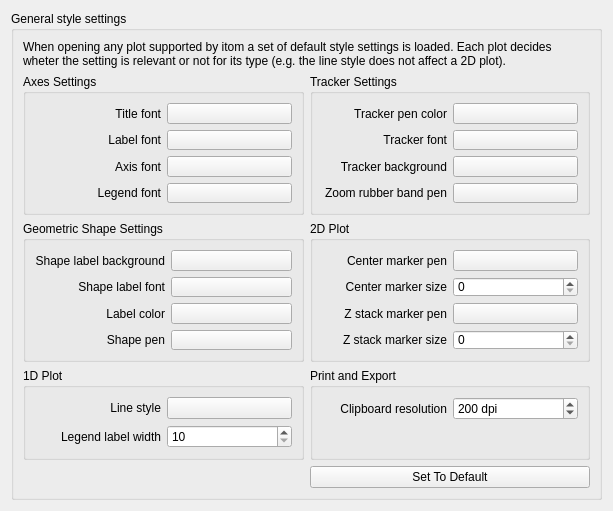
This is Qitom/ui/widgetPropGeneralPlotSettings.ui in itom-project/itom as Qt 5 draws it before an edit. The edited form follows.
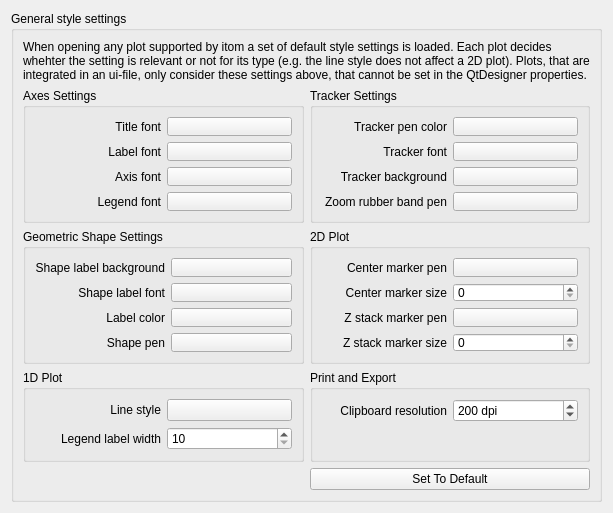
This is the edited form. Custom widgets are drawn as their Qt base class.

Commit message: widgetPropGeneralPlotSettings: description text changed

What changed in the file:
```diff
--- a/Qitom/ui/widgetPropGeneralPlotSettings.ui
+++ b/Qitom/ui/widgetPropGeneralPlotSettings.ui
@@ -7,63 +7,105 @@
     <x>0</x>
     <y>0</y>
     <width>613</width>
-    <height>483</height>
+    <height>513</height>
    </rect>
   </property>
   <property name="windowTitle">
    <string>Form</string>
   </property>
   <layout class="QGridLayout" name="gridLayout">
-   <item row="5" column="0">
-    <spacer name="verticalSpacer">
-     <property name="orientation">
-      <enum>Qt::Vertical</enum>
-     </property>
-     <property name="sizeHint" stdset="0">
-      <size>
-       <width>20</width>
-       <height>40</height>
-      </size>
-     </property>
-    </spacer>
-   </item>
    <item row="2" column="0">
     <widget class="QGroupBox" name="groupBox">
      <property name="title">
       <string>General style settings </string>
      </property>
-     <layout class="QGridLayout" name="gridLayout_2">
-      <item row="0" column="0" colspan="2">
+     <layout class="QVBoxLayout" name="verticalLayout">
+      <item>
        <widget class="QLabel" name="label_12">
+        <property name="sizePolicy">
+         <sizepolicy hsizetype="Preferred" vsizetype="Preferred">
+          <horstretch>0</horstretch>
+          <verstretch>0</verstretch>
+         </sizepolicy>
+        </property>
+        <property name="minimumSize">
+         <size>
+          <width>0</width>
+          <height>0</height>
+         </size>
+        </property>
         <property name="text">
-         <string>When opening any plot supported by itom a set of default style settings is loaded. Each plot decides wheter the setting is relevant or not for its type (e.g. the line style does not affect a 2D plot).</string>
+         <string>When opening any plot supported by itom a set of default style settings is loaded. Each plot decides whehter the setting is relevant or not for its type (e.g. the line style does not affect a 2D plot). Plots, that are integrated in an ui-file, only consider these settings above, that cannot be set in the QtDesigner properties.</string>
         </property>
         <property name="wordWrap">
          <bool>true</bool>
         </property>
        </widget>
       </item>
-      <item row="4" column="0">
-       <spacer name="verticalSpacer_2">
-        <property name="orientation">
-         <enum>Qt::Vertical</enum>
-        </property>
-        <property name="sizeHint" stdset="0">
-         <size>
-          <width>20</width>
-          <height>40</height>
-         </size>
-        </property>
-       </spacer>
-      </item>
-      <item row="4" column="1">
-       <widget class="QPushButton" name="defaultBtn">
+      <item>
+       <layout class="QGridLayout" name="gridLayout_2">
+        <item row="0" column="0">
+         <widget class="QGroupBox" name="groupBox_2">
+          <property name="title">
+           <string>Axes Settings</string>
+          </property>
+          <layout class="QGridLayout" name="gridLayout_3">
+           <item row="1" column="0">
+            <widget class="QLabel" name="label_2">
+             <property name="text">
+              <string>Label font</string>
+             </property>
+             <property name="alignment">
+              <set>Qt::AlignRight|Qt::AlignTrailing|Qt::AlignVCenter</set>
+             </property>
+            </widget>
+           </item>
+           <item row="0" column="1">
+            <widget class="FontButton" name="titleFontBtn"/>
+           </item>
+           <item row="0" column="0">
+            <widget class="QLabel" name="label">
         <property name="text">
-         <string>Set To Default</string>
+              <string>Title font</string>
+             </property>
+             <property name="alignment">
+              <set>Qt::AlignRight|Qt::AlignTrailing|Qt::AlignVCenter</set>
+             </property>
+            </widget>
+           </item>
+           <item row="2" column="1">
+            <widget class="FontButton" name="axisFontBtn"/>
+           </item>
+           <item row="2" column="0">
+            <widget class="QLabel" name="label_3">
+             <property name="text">
+              <string>Axis font</string>
+             </property>
+             <property name="alignment">
+              <set>Qt::AlignRight|Qt::AlignTrailing|Qt::AlignVCenter</set>
         </property>
        </widget>
       </item>
       <item row="1" column="1">
+            <widget class="FontButton" name="labelFontBtn"/>
+           </item>
+           <item row="3" column="0">
+            <widget class="QLabel" name="label_11">
+             <property name="text">
+              <string>Legend font</string>
+             </property>
+             <property name="alignment">
+              <set>Qt::AlignRight|Qt::AlignTrailing|Qt::AlignVCenter</set>
+             </property>
+            </widget>
+           </item>
+           <item row="3" column="1">
+            <widget class="FontButton" name="legendFontBtn"/>
+           </item>
+          </layout>
+         </widget>
+        </item>
+        <item row="0" column="1">
        <widget class="QGroupBox" name="groupBox_4">
         <property name="title">
          <string>Tracker Settings</string>
@@ -132,7 +174,7 @@
         </layout>
        </widget>
       </item>
-      <item row="2" column="0">
+        <item row="1" column="0">
        <widget class="QGroupBox" name="groupBox_3">
         <property name="title">
          <string>Geometric Shape Settings</string>
@@ -201,111 +243,7 @@
         </layout>
        </widget>
       </item>
-      <item row="3" column="0">
-       <widget class="QGroupBox" name="groupBox_6">
-        <property name="title">
-         <string>1D Plot</string>
-        </property>
-        <layout class="QGridLayout" name="gridLayout_7">
-         <item row="0" column="0">
-          <widget class="QLabel" name="label_4">
-           <property name="text">
-            <string>Line style</string>
-           </property>
-           <property name="alignment">
-            <set>Qt::AlignRight|Qt::AlignTrailing|Qt::AlignVCenter</set>
-           </property>
-          </widget>
-         </item>
-         <item row="0" column="1">
-          <widget class="PenCreatorButton" name="lineStyleBtn">
-           <property name="editableColor" stdset="0">
-            <bool>false</bool>
-           </property>
-          </widget>
-         </item>
-         <item row="1" column="0">
-          <widget class="QLabel" name="label_19">
-           <property name="text">
-            <string>Legend label width</string>
-           </property>
-           <property name="alignment">
-            <set>Qt::AlignRight|Qt::AlignTrailing|Qt::AlignVCenter</set>
-           </property>
-          </widget>
-         </item>
          <item row="1" column="1">
-          <widget class="QSpinBox" name="legendLabelWidthSpin">
-           <property name="minimum">
-            <number>10</number>
-           </property>
-          </widget>
-         </item>
-        </layout>
-       </widget>
-      </item>
-      <item row="1" column="0">
-       <widget class="QGroupBox" name="groupBox_2">
-        <property name="title">
-         <string>Axes Settings</string>
-        </property>
-        <layout class="QGridLayout" name="gridLayout_3">
-         <item row="1" column="0">
-          <widget class="QLabel" name="label_2">
-           <property name="text">
-            <string>Label font</string>
-           </property>
-           <property name="alignment">
-            <set>Qt::AlignRight|Qt::AlignTrailing|Qt::AlignVCenter</set>
-           </property>
-          </widget>
-         </item>
-         <item row="0" column="1">
-          <widget class="FontButton" name="titleFontBtn"/>
-         </item>
-         <item row="0" column="0">
-          <widget class="QLabel" name="label">
-           <property name="text">
-            <string>Title font</string>
-           </property>
-           <property name="alignment">
-            <set>Qt::AlignRight|Qt::AlignTrailing|Qt::AlignVCenter</set>
-           </property>
-          </widget>
-         </item>
-         <item row="2" column="1">
-          <widget class="FontButton" name="axisFontBtn"/>
-         </item>
-         <item row="2" column="0">
-          <widget class="QLabel" name="label_3">
-           <property name="text">
-            <string>Axis font</string>
-           </property>
-           <property name="alignment">
-            <set>Qt::AlignRight|Qt::AlignTrailing|Qt::AlignVCenter</set>
-           </property>
-          </widget>
-         </item>
-         <item row="1" column="1">
-          <widget class="FontButton" name="labelFontBtn"/>
-         </item>
-         <item row="3" column="0">
-          <widget class="QLabel" name="label_11">
-           <property name="text">
-            <string>Legend font</string>
-           </property>
-           <property name="alignment">
-            <set>Qt::AlignRight|Qt::AlignTrailing|Qt::AlignVCenter</set>
-           </property>
-          </widget>
-         </item>
-         <item row="3" column="1">
-          <widget class="FontButton" name="legendFontBtn"/>
-         </item>
-        </layout>
-       </widget>
-      </item>
-      <item row="2" column="1">
        <widget class="QGroupBox" name="groupBox_5">
         <property name="title">
          <string>2D Plot</string>
@@ -374,7 +312,50 @@
         </layout>
        </widget>
       </item>
-      <item row="3" column="1">
+        <item row="2" column="0">
+         <widget class="QGroupBox" name="groupBox_6">
+          <property name="title">
+           <string>1D Plot</string>
+          </property>
+          <layout class="QGridLayout" name="gridLayout_7">
+           <item row="0" column="0">
+            <widget class="QLabel" name="label_4">
+             <property name="text">
+              <string>Line style</string>
+             </property>
+             <property name="alignment">
+              <set>Qt::AlignRight|Qt::AlignTrailing|Qt::AlignVCenter</set>
+             </property>
+            </widget>
+           </item>
+           <item row="0" column="1">
+            <widget class="PenCreatorButton" name="lineStyleBtn">
+             <property name="editableColor" stdset="0">
+              <bool>false</bool>
+             </property>
+            </widget>
+           </item>
+           <item row="1" column="0">
+            <widget class="QLabel" name="label_19">
+             <property name="text">
+              <string>Legend label width</string>
+             </property>
+             <property name="alignment">
+              <set>Qt::AlignRight|Qt::AlignTrailing|Qt::AlignVCenter</set>
+             </property>
+            </widget>
+           </item>
+           <item row="1" column="1">
+            <widget class="QSpinBox" name="legendLabelWidthSpin">
+             <property name="minimum">
+              <number>10</number>
+             </property>
+            </widget>
+           </item>
+          </layout>
+         </widget>
+        </item>
+        <item row="2" column="1">
        <widget class="QGroupBox" name="groupBox_7">
         <property name="title">
          <string>Print and Export</string>
@@ -440,6 +421,41 @@
          </item>
         </layout>
        </widget>
+        </item>
+        <item row="3" column="0">
+         <spacer name="verticalSpacer_2">
+          <property name="orientation">
+           <enum>Qt::Vertical</enum>
+          </property>
+          <property name="sizeHint" stdset="0">
+           <size>
+            <width>20</width>
+            <height>40</height>
+           </size>
+          </property>
+         </spacer>
+        </item>
+        <item row="3" column="1">
+         <widget class="QPushButton" name="defaultBtn">
+          <property name="text">
+           <string>Set To Default</string>
+          </property>
+         </widget>
+        </item>
+       </layout>
+      </item>
+      <item>
+       <spacer name="verticalSpacer">
+        <property name="orientation">
+         <enum>Qt::Vertical</enum>
+        </property>
+        <property name="sizeHint" stdset="0">
+         <size>
+          <width>20</width>
+          <height>40</height>
+         </size>
+        </property>
+       </spacer>
       </item>
      </layout>
     </widget>
```
Lines whose indentation alone changed are shown as unchanged.
